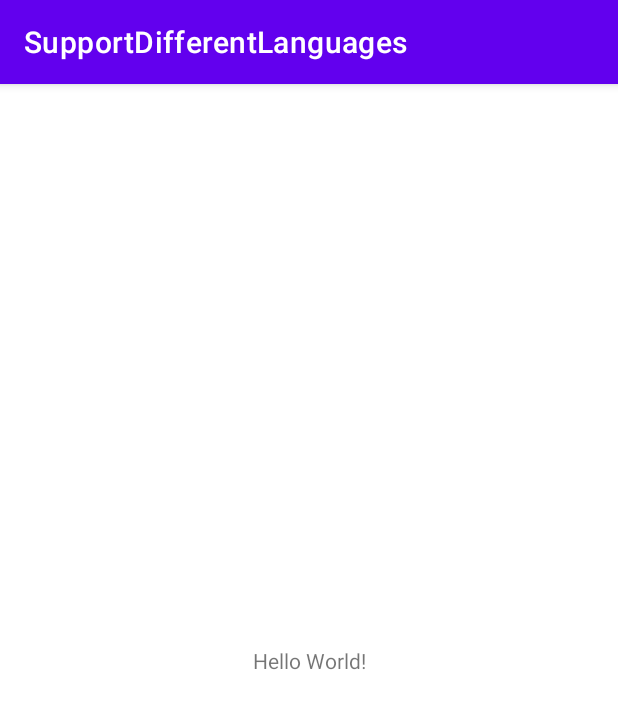
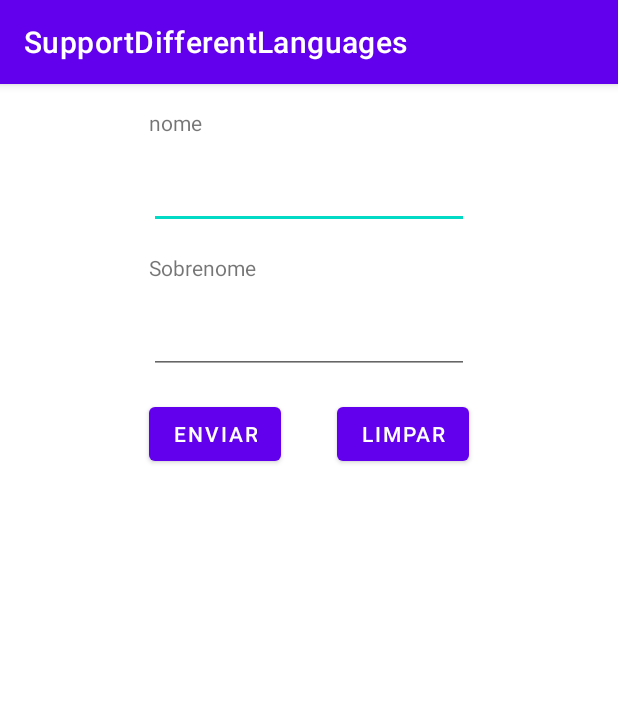
Before and after one commit to ademirsantosjr/utfpr_subj10_android_practice15, an Android app: the screen it shows after launch (MainActivity), on a phone screen of 412 x 824 dp. Shown: the top 709 px of the screen. Run offline under Robolectric (Android 15) with nearby library versions, the phone set to English and light mode, and no system bars.

Commit message:
Create form

```diff
--- a/app/src/main/res/layout/activity_main.xml
+++ b/app/src/main/res/layout/activity_main.xml
@@ -7,12 +7,69 @@
     tools:context=".MainActivity">
 
     <TextView
+        android:id="@+id/textView2"
         android:layout_width="wrap_content"
         android:layout_height="wrap_content"
-        android:text="Hello World!"
-        app:layout_constraintBottom_toBottomOf="parent"
-        app:layout_constraintLeft_toLeftOf="parent"
-        app:layout_constraintRight_toRightOf="parent"
+        android:layout_marginTop="16dp"
+        android:text="@string/first_name"
+        app:layout_constraintStart_toStartOf="@+id/editTextFirstName"
         app:layout_constraintTop_toTopOf="parent" />
 
+    <EditText
+        android:id="@+id/editTextFirstName"
+        android:layout_width="wrap_content"
+        android:layout_height="wrap_content"
+        android:layout_marginStart="16dp"
+        android:layout_marginLeft="16dp"
+        android:layout_marginTop="16dp"
+        android:layout_marginEnd="16dp"
+        android:layout_marginRight="16dp"
+        android:ems="10"
+        android:inputType="textPersonName|textCapWords"
+        app:layout_constraintEnd_toEndOf="parent"
+        app:layout_constraintStart_toStartOf="parent"
+        app:layout_constraintTop_toBottomOf="@+id/textView2" />
+
+    <TextView
+        android:id="@+id/textView"
+        android:layout_width="wrap_content"
+        android:layout_height="wrap_content"
+        android:layout_marginTop="16dp"
+        android:text="@string/last_name"
+        app:layout_constraintStart_toStartOf="@+id/editTextLastName"
+        app:layout_constraintTop_toBottomOf="@+id/editTextFirstName" />
+
+    <EditText
+        android:id="@+id/editTextLastName"
+        android:layout_width="wrap_content"
+        android:layout_height="wrap_content"
+        android:layout_marginStart="16dp"
+        android:layout_marginLeft="16dp"
+        android:layout_marginTop="16dp"
+        android:layout_marginEnd="16dp"
+        android:layout_marginRight="16dp"
+        android:ems="10"
+        android:inputType="textPersonName|textCapWords"
+        app:layout_constraintEnd_toEndOf="parent"
+        app:layout_constraintStart_toStartOf="parent"
+        app:layout_constraintTop_toBottomOf="@+id/textView" />
+
+    <Button
+        android:id="@+id/buttonSumit"
+        android:layout_width="wrap_content"
+        android:layout_height="wrap_content"
+        android:layout_marginTop="16dp"
+        android:text="@string/sumit"
+        app:layout_constraintStart_toStartOf="@+id/editTextLastName"
+        app:layout_constraintTop_toBottomOf="@+id/editTextLastName" />
+
+    <Button
+        android:id="@+id/buttonClear"
+        android:layout_width="wrap_content"
+        android:layout_height="wrap_content"
+        android:layout_marginTop="16dp"
+        android:text="@string/clear"
+        app:layout_constraintEnd_toEndOf="@+id/editTextLastName"
+        app:layout_constraintTop_toBottomOf="@+id/editTextLastName" />
+
 </androidx.constraintlayout.widget.ConstraintLayout>
--- a/app/src/main/res/values/strings.xml
+++ b/app/src/main/res/values/strings.xml
@@ -1,3 +1,7 @@
 <resources>
     <string name="app_name">SupportDifferentLanguages</string>
+    <string name="first_name">nome</string>
+    <string name="last_name">Sobrenome</string>
+    <string name="sumit">Enviar</string>
+    <string name="clear">Limpar</string>
 </resources>
```
